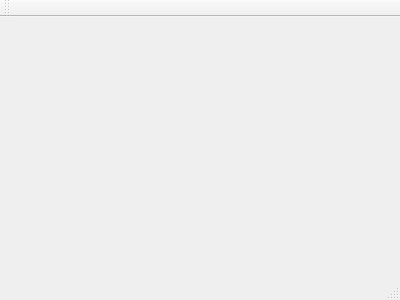
This is mainwindow.ui in yuchun1214/Pacman as Qt 5 draws it before an edit. The edited form follows.
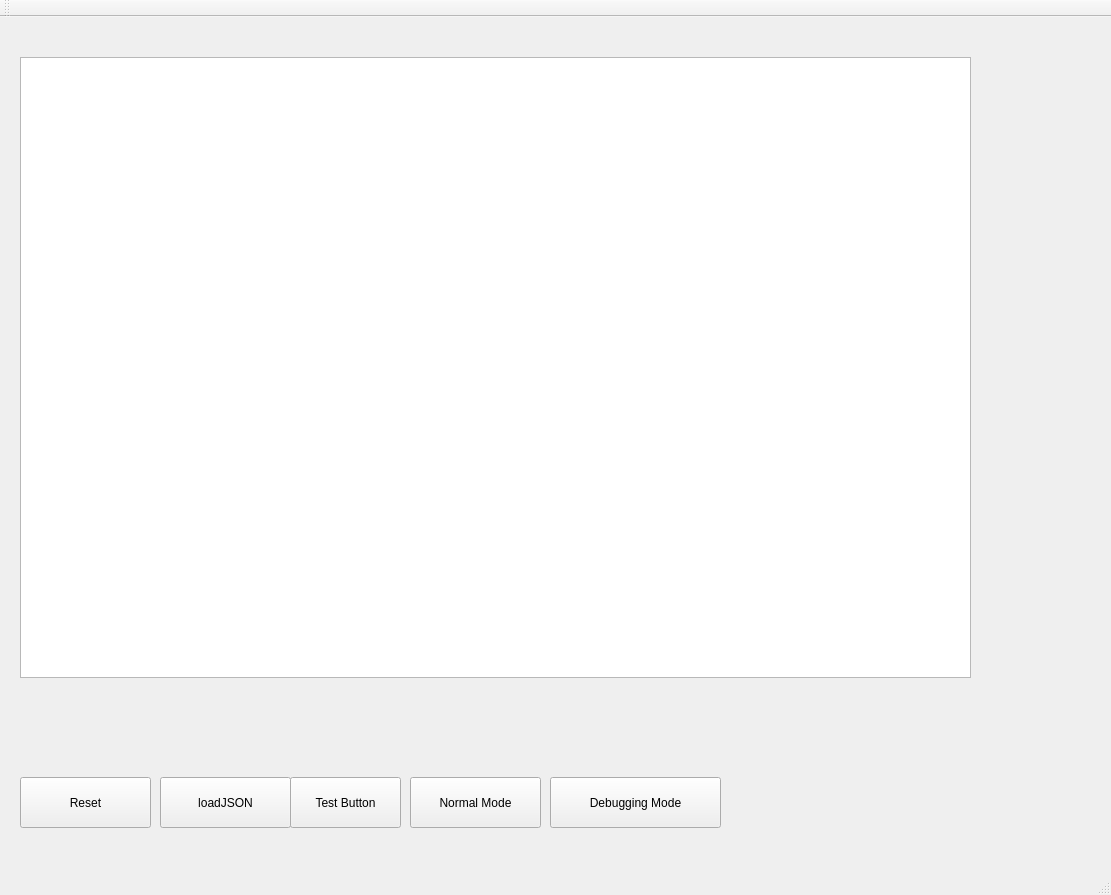
This is the edited form.

```diff
--- a/mainwindow.ui
+++ b/mainwindow.ui
@@ -1,24 +1,115 @@
 <ui version="4.0">
  <class>MainWindow</class>
- <widget class="QMainWindow" name="MainWindow" >
-  <property name="geometry" >
+ <widget class="QMainWindow" name="MainWindow">
+  <property name="geometry">
    <rect>
     <x>0</x>
     <y>0</y>
-    <width>400</width>
-    <height>300</height>
+    <width>1111</width>
+    <height>895</height>
    </rect>
   </property>
   <property name="windowTitle" >
    <string>MainWindow</string>
   </property>
-  <widget class="QMenuBar" name="menuBar" />
-  <widget class="QToolBar" name="mainToolBar" />
-  <widget class="QWidget" name="centralWidget" />
-  <widget class="QStatusBar" name="statusBar" />
+  <widget class="QWidget" name="centralWidget">
+   <widget class="QGraphicsView" name="view">
+    <property name="geometry">
+     <rect>
+      <x>20</x>
+      <y>40</y>
+      <width>951</width>
+      <height>621</height>
+     </rect>
+    </property>
+   </widget>
+   <widget class="QPushButton" name="resetButton">
+    <property name="geometry">
+     <rect>
+      <x>20</x>
+      <y>760</y>
+      <width>131</width>
+      <height>51</height>
+     </rect>
+    </property>
+    <property name="text">
+     <string>Reset</string>
+    </property>
+   </widget>
+   <widget class="QPushButton" name="load">
+    <property name="geometry">
+     <rect>
+      <x>160</x>
+      <y>760</y>
+      <width>131</width>
+      <height>51</height>
+     </rect>
+    </property>
+    <property name="text">
+     <string>loadJSON</string>
+    </property>
+   </widget>
+   <widget class="QPushButton" name="debugging">
+    <property name="geometry">
+     <rect>
+      <x>550</x>
+      <y>760</y>
+      <width>171</width>
+      <height>51</height>
+     </rect>
+    </property>
+    <property name="text">
+     <string>Debugging Mode</string>
+    </property>
+   </widget>
+   <widget class="QPushButton" name="nmode">
+    <property name="geometry">
+     <rect>
+      <x>410</x>
+      <y>760</y>
+      <width>131</width>
+      <height>51</height>
+     </rect>
+    </property>
+    <property name="text">
+     <string>Normal Mode</string>
+    </property>
+   </widget>
+   <widget class="QPushButton" name="test">
+    <property name="geometry">
+     <rect>
+      <x>290</x>
+      <y>760</y>
+      <width>111</width>
+      <height>51</height>
+     </rect>
+    </property>
+    <property name="text">
+     <string>Test Button</string>
+    </property>
+   </widget>
+  </widget>
+  <widget class="QMenuBar" name="menuBar">
+   <property name="geometry">
+    <rect>
+     <x>0</x>
+     <y>0</y>
+     <width>1111</width>
+     <height>22</height>
+    </rect>
+   </property>
+  </widget>
+  <widget class="QToolBar" name="mainToolBar">
+   <attribute name="toolBarArea">
+    <enum>TopToolBarArea</enum>
+   </attribute>
+   <attribute name="toolBarBreak">
+    <bool>false</bool>
+   </attribute>
+  </widget>
+  <widget class="QStatusBar" name="statusBar"/>
  </widget>
- <layoutDefault spacing="6" margin="11" />
- <pixmapfunction></pixmapfunction>
+ <layoutdefault spacing="6" margin="11"/>
  <resources/>
  <connections/>
 </ui>
```
Left out of the diff: 3 changed lines with no effect on the pictures.
